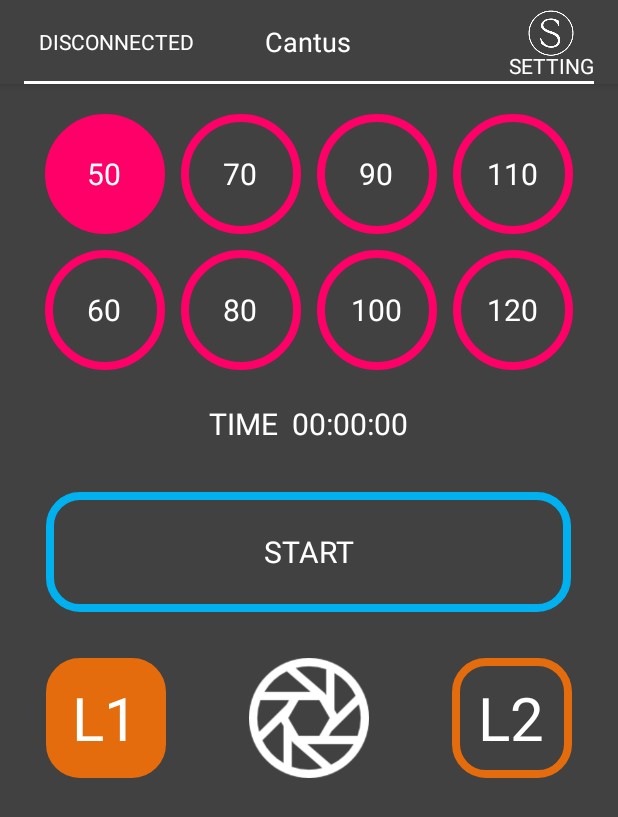
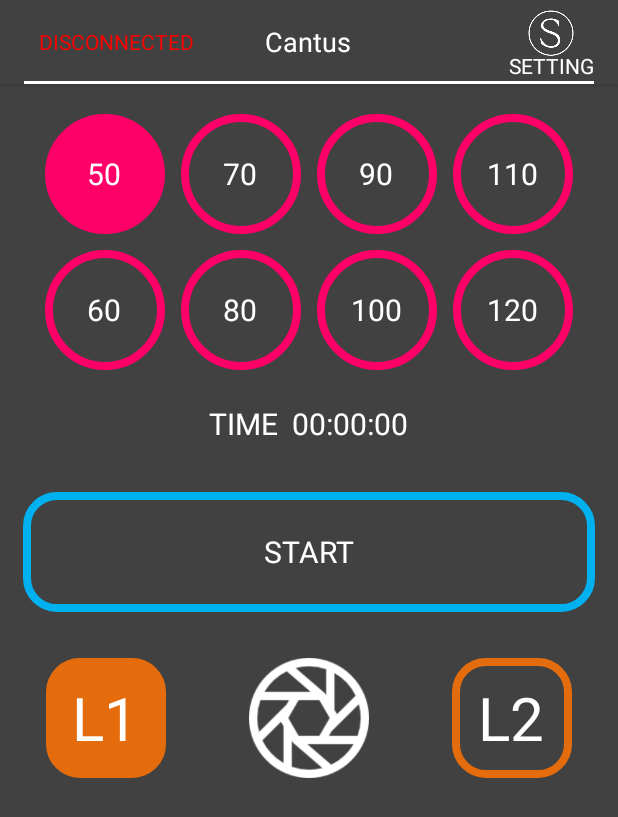
Before and after one commit to FinnYu/Cantus, an Android app: the MainActivity screen opened directly, with no data from a screen before it, on a phone screen of 412 x 824 dp. Shown: the top 817 px of the screen. Run offline under Robolectric (Android 15) with nearby library versions, the phone set to English and light mode, and no system bars; 1 statement that could not run was skipped.

Commit message:
apply request

```diff
--- a/app/src/main/java/com/nj/cantus/MainActivity.java
+++ b/app/src/main/java/com/nj/cantus/MainActivity.java
@@ -72,7 +72,7 @@ public class MainActivity extends AppCompatActivity
 	private TextView timerView;
 	private TextView bluetoothTextView;
 	private String connectionStatus = "DISCONNECTED";
-	private int connectionColor = Color.WHITE;
+	private int connectionColor = Color.RED;
 	private int elapsedTime = 0;
 	private boolean isTimerRunning = false;
 
@@ -182,6 +182,8 @@ public class MainActivity extends AppCompatActivity
 						startButton.setText("START");
 						// STOP 시 타이머 리셋
 //						cancelTimer();
+						isTimerRunning = false;
+						timerHandler.removeCallbacks(timerRunnable);
 					}
 					else
 					{
@@ -574,7 +576,7 @@ public class MainActivity extends AppCompatActivity
 				public void run()
 				{
 					connectionStatus = "CONNECTED";
-					connectionColor = Color.RED;
+					connectionColor = Color.BLUE;
 					applyConnectionStatus();
 				}
 			});
@@ -587,7 +589,7 @@ public class MainActivity extends AppCompatActivity
 				public void run()
 				{
 					connectionStatus = "DISCONNECTED";
-					connectionColor = Color.WHITE;
+					connectionColor = Color.RED;
 					applyConnectionStatus();
 				}
 			});
@@ -606,7 +608,6 @@ public class MainActivity extends AppCompatActivity
 
 	public void cancelTimer() {
 		resetTimer();
-		runOnUiThread(timerRunnable);
 		isTimerRunning = false;
 		timerHandler.removeCallbacks(timerRunnable);
 	}
@@ -743,7 +744,6 @@ public class MainActivity extends AppCompatActivity
 		@Override
 		public void onClick(View v)
 		{
-			lValue = v.getTransitionName();
 			for (RadioButton button : lButtons)
 			{
 				button.setChecked(false);
@@ -757,6 +757,8 @@ public class MainActivity extends AppCompatActivity
 			}
 			else
 			{
+				lValue = v.getTransitionName();
+				cancelTimer();
 				isL1Checked = true;
 				sendCharacter(lValue);
 			}
@@ -768,7 +770,6 @@ public class MainActivity extends AppCompatActivity
 		@Override
 		public void onClick(View v)
 		{
-			lValue = v.getTransitionName();
 			for (RadioButton button : lButtons)
 			{
 				button.setChecked(false);
@@ -782,6 +783,8 @@ public class MainActivity extends AppCompatActivity
 			}
 			else
 			{
+				lValue = v.getTransitionName();
+				cancelTimer();
 				isL1Checked = false;
 				sendCharacter(lValue);
 			}
--- a/app/src/main/res/layout/activity_main.xml
+++ b/app/src/main/res/layout/activity_main.xml
@@ -149,7 +149,7 @@
     </LinearLayout>
 
     <LinearLayout
-        android:layout_width="wrap_content"
+        android:layout_width="match_parent"
         android:layout_height="wrap_content"
         android:layout_gravity="center"
         android:orientation="horizontal"
@@ -157,7 +157,7 @@
 
         <RadioButton
             android:id="@+id/button_start"
-            android:layout_width="350dp"
+            android:layout_width="match_parent"
             android:layout_height="80dp"
             android:layout_gravity="fill"
             android:layout_margin="5dp"
--- a/app/src/main/res/layout/layout_actionbar.xml
+++ b/app/src/main/res/layout/layout_actionbar.xml
@@ -18,7 +18,7 @@
             android:textAlignment="center"
             android:gravity="center"
             android:text="@string/bluetooth"
-            android:textColor="@android:color/white"/>
+            android:textColor="@color/color_red"/>
     </LinearLayout>
 
     <TextView
```
Also changed, not shown: 3 other files.
